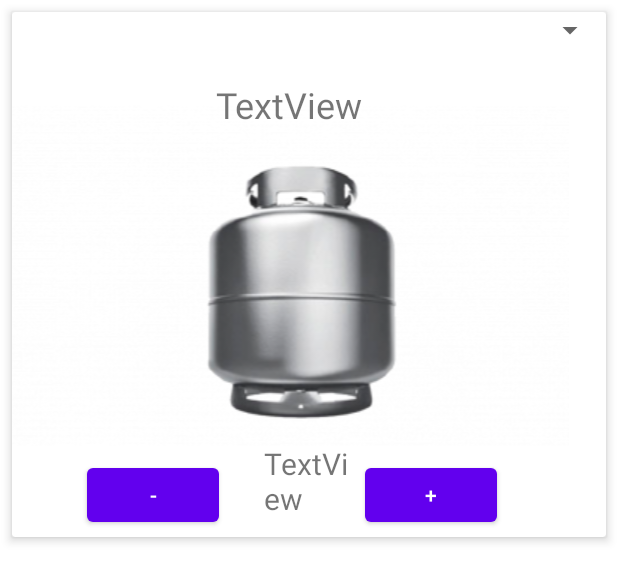
After one commit to evandroLutz/GasAppExample, an Android app: the layout adapter_card_icones.xml on its own in the app's theme, with its tools: preview values and no code run, on a phone screen of 412 x 824 dp. The commit adds this screen. Shown: the top 582 px of the screen. Run offline under Robolectric (Android 15) with nearby library versions, the phone set to English and light mode, and no system bars.

Commit message:
wip fragamento pedido com produtos

```diff
--- /dev/null
+++ b/app/src/main/res/layout/adapter_card_icones.xml
@@ -0,0 +1,78 @@
+<?xml version="1.0" encoding="utf-8"?>
+<androidx.cardview.widget.CardView xmlns:android="http://schemas.android.com/apk/res/android"
+    xmlns:app="http://schemas.android.com/apk/res-auto"
+
+    android:layout_width="match_parent"
+    android:layout_height="wrap_content"
+    android:layout_margin="8dp"
+    app:cardElevation="4dp">
+
+    <RelativeLayout
+        android:layout_width="match_parent"
+        android:layout_height="match_parent">
+
+
+        <ImageView
+            android:id="@+id/imageView3"
+            android:layout_width="wrap_content"
+            android:layout_height="wrap_content"
+            android:layout_alignParentStart="true"
+            android:layout_alignParentEnd="true"
+            android:layout_marginStart="-10dp"
+            android:layout_marginEnd="24dp"
+            app:srcCompat="@drawable/botijao" />
+
+        <TextView
+            android:id="@+id/nomeProduto"
+            android:layout_width="211dp"
+            android:layout_height="wrap_content"
+            android:layout_alignEnd="@+id/imageView3"
+            android:layout_alignParentStart="true"
+            android:layout_alignParentTop="true"
+            android:layout_marginStart="136dp"
+            android:layout_marginTop="45dp"
+            android:layout_marginEnd="33dp"
+            android:text="TextView"
+            android:textSize="24dp" />
+
+        <TextView
+            android:id="@+id/qtd"
+            android:layout_width="55dp"
+            android:layout_height="wrap_content"
+            android:layout_below="@+id/nomeProduto"
+            android:layout_alignEnd="@+id/imageView3"
+            android:layout_alignParentStart="true"
+            android:layout_marginStart="168dp"
+            android:layout_marginTop="209dp"
+            android:layout_marginEnd="147dp"
+            android:text="TextView"
+            android:textSize="20dp" />
+
+        <Button
+            android:id="@+id/adicionar"
+            android:layout_width="wrap_content"
+            android:layout_height="wrap_content"
+            android:layout_alignParentStart="true"
+            android:layout_alignParentTop="true"
+            android:layout_marginStart="235dp"
+            android:layout_marginTop="298dp"
+            android:text="+" />
+
+        <Button
+            android:id="@+id/remover"
+            android:layout_width="wrap_content"
+            android:layout_height="wrap_content"
+            android:layout_alignParentStart="true"
+            android:layout_alignParentTop="true"
+            android:layout_marginStart="50dp"
+            android:layout_marginTop="298dp"
+            android:text="-" />
+
+        <Spinner
+            android:id="@+id/spinner2"
+            android:layout_width="match_parent"
+            android:layout_height="wrap_content" />
+
+    </RelativeLayout>
+
+</androidx.cardview.widget.CardView>
--- a/app/src/main/res/menu/activity_main_drawer.xml
+++ b/app/src/main/res/menu/activity_main_drawer.xml
@@ -13,7 +13,7 @@
             android:icon="@drawable/ic_menu_slideshow"
             android:title="Cadastrar usuário" />
         <item
-            android:id="@+id/pedidoFragment"
+            android:id="@+id/listarProdutosFragment"
             android:icon="@drawable/ic_menu_slideshow"
             android:title="Fazer pedido" />
 
--- a/app/src/main/res/navigation/mobile_navigation.xml
+++ b/app/src/main/res/navigation/mobile_navigation.xml
@@ -36,4 +36,9 @@
         android:name="com.example.gasapp.PedidoFragment"
         android:label="fragment_pedido"
         tools:layout="@layout/fragment_pedido" />
+    <fragment
+        android:id="@+id/listarProdutosFragment"
+        android:name="com.example.gasapp.ListarProdutosFragment"
+        android:label="fragment_listar_produtos"
+        tools:layout="@layout/fragment_listar_produtos" />
 </navigation>
```
Also changed, not shown: app/src/main/java/com/example/gasapp/ListarProdutosFragment.java (added, +120 -0 lines), app/src/main/java/com/example/gasapp/adapter/MyAdapter.java (added, +104 -0 lines), app/src/main/java/com/example/gasapp/model/Pedido.java (added, +32 -0 lines), app/src/main/java/com/example/gasapp/model/Produto.java (added, +37 -0 lines), app/src/main/res/layout/fragment_listar_produtos.xml (added, +28 -0 lines), app/src/main/res/drawable-v24/botijao.png (added).
